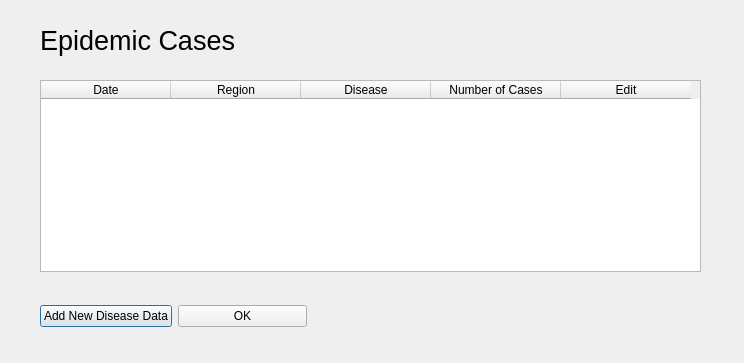
Above: OmegaSquaddApplication/viewthediseaseswindow.ui from paulina7m/COMP3004OmegaSquad before the change. Below: the same form after it.
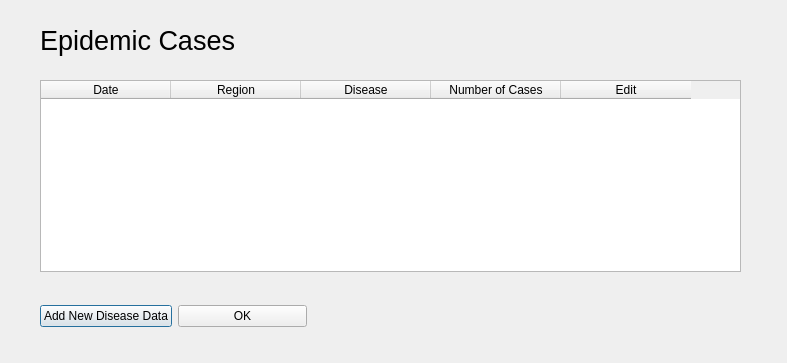
That is the form after the change.

The edit to the form file:
```diff
--- a/OmegaSquaddApplication/viewthediseaseswindow.ui
+++ b/OmegaSquaddApplication/viewthediseaseswindow.ui
@@ -9,7 +9,7 @@
    <rect>
     <x>0</x>
     <y>0</y>
-    <width>744</width>
+    <width>787</width>
     <height>363</height>
    </rect>
   </property>
@@ -42,7 +42,7 @@
     <rect>
      <x>40</x>
      <y>80</y>
-     <width>661</width>
+     <width>701</width>
      <height>192</height>
     </rect>
    </property>
```
